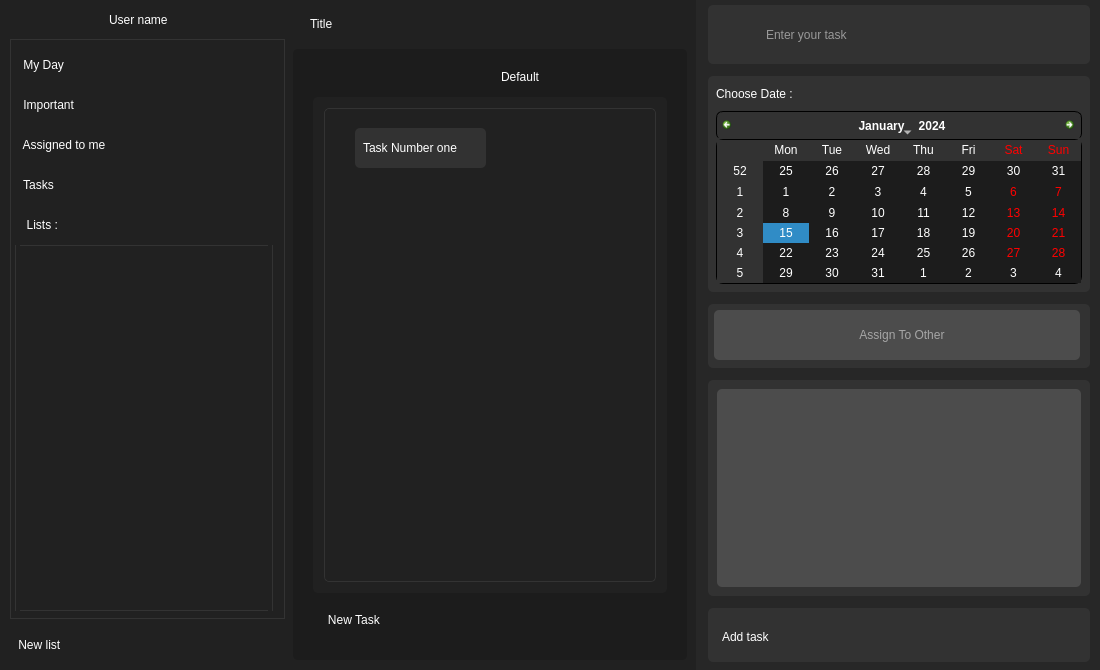
Before: the Qt Designer form ToDo/maintodopanel.ui in Amirrezach1383/uiap-final-project, drawn with Qt 5.
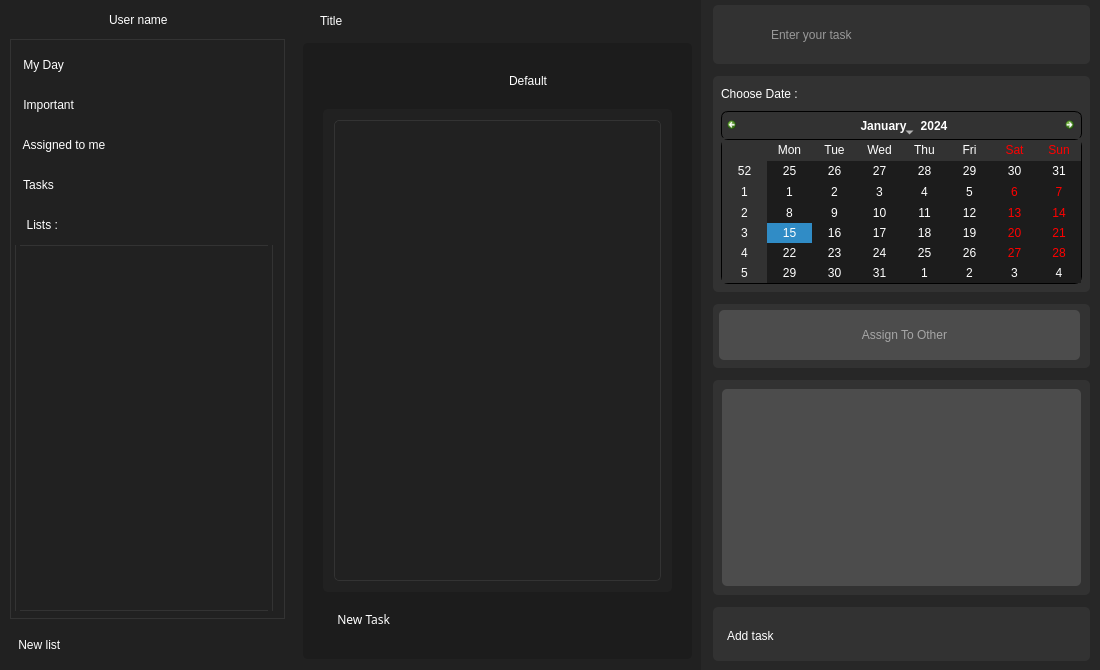
After: the same form once the commit is applied. Icons and pictures are not drawn.

```diff
--- a/ToDo/maintodopanel.ui
+++ b/ToDo/maintodopanel.ui
@@ -18,8 +18,8 @@
   </property>
   <property name="maximumSize">
    <size>
-    <width>1100</width>
-    <height>670</height>
+    <width>1106</width>
+    <height>674</height>
    </size>
   </property>
   <property name="windowTitle">
@@ -438,10 +438,10 @@
    <widget class="QWidget" name="layoutWidget">
     <property name="geometry">
      <rect>
-      <x>290</x>
+      <x>300</x>
       <y>0</y>
-      <width>811</width>
-      <height>671</height>
+      <width>801</width>
+      <height>670</height>
      </rect>
     </property>
     <layout class="QHBoxLayout" name="mainFrameLYT_Main">
@@ -497,19 +497,6 @@
                  </property>
                 </widget>
                </item>
-               <item>
-                <spacer name="titleSpacer">
-                 <property name="orientation">
-                  <enum>Qt::Horizontal</enum>
-                 </property>
-                 <property name="sizeHint" stdset="0">
-                  <size>
-                   <width>308</width>
-                   <height>20</height>
-                  </size>
-                 </property>
-                </spacer>
-               </item>
               </layout>
              </item>
             </layout>
@@ -1176,13 +1163,13 @@
                  <number>2</number>
                 </property>
                 <property name="topMargin">
-                 <number>0</number>
+                 <number>10</number>
                 </property>
                 <property name="rightMargin">
                  <number>15</number>
                 </property>
                 <property name="bottomMargin">
-                 <number>2</number>
+                 <number>10</number>
                 </property>
                 <item>
                  <widget class="QPushButton" name="PDFPB">
@@ -1330,13 +1317,12 @@
                     <widget class="QScrollArea" name="listsScrollA">
                      <property name="styleSheet">
                       <string notr="true">QPushButton {
-	text-align : center;
+	text-align : left;
 	background : transparent; 
 	border-radius : 5 px;
 	font: 9pt &quot;Playwrite DE Grund&quot;;
 	color: rgb(255, 255, 255);
 	height : 40 px;
-	padding-left:0px;
 	border-radius:5px;
 }
 QScrollArea {
@@ -1376,8 +1362,8 @@
                        <rect>
                         <x>0</x>
                         <y>0</y>
-                        <width>334</width>
-                        <height>429</height>
+                        <width>318</width>
+                        <height>411</height>
                        </rect>
                       </property>
                       <layout class="QVBoxLayout" name="verticalLayout_27">
@@ -1392,54 +1378,7 @@
                          <property name="frameShadow">
                           <enum>QFrame::Raised</enum>
                          </property>
-                         <layout class="QVBoxLayout" name="verticalLayout_28">
-                          <item>
-                           <layout class="QHBoxLayout" name="horizontalLayout_2">
-                            <property name="spacing">
-                             <number>0</number>
-                            </property>
-                            <property name="leftMargin">
-                             <number>10</number>
-                            </property>
-                            <property name="topMargin">
-                             <number>1</number>
-                            </property>
-                            <property name="rightMargin">
-                             <number>20</number>
-                            </property>
-                            <property name="bottomMargin">
-                             <number>0</number>
-                            </property>
-                            <item>
-                             <widget class="QLabel" name="label">
-                              <property name="styleSheet">
-                               <string notr="true">	</string>
-                              </property>
-                              <property name="text">
-                               <string>Task Number one</string>
-                              </property>
-                             </widget>
-                            </item>
-                            <item>
-                             <widget class="QPushButton" name="pushButton">
-                              <property name="text">
-                               <string/>
-                              </property>
-                              <property name="icon">
-                               <iconset resource="Resources.qrc">
-                                <normaloff>:/Image/Icons/out_line_circle.png</normaloff>
-                                <normalon>:/Image/Icons/fill_circle.png</normalon>:/Image/Icons/out_line_circle.png</iconset>
-                              </property>
-                              <property name="checkable">
-                               <bool>true</bool>
-                              </property>
-                              <property name="autoExclusive">
-                               <bool>true</bool>
-                              </property>
-                             </widget>
-                            </item>
-                           </layout>
-                          </item>
+                         <layout class="QVBoxLayout" name="verticalLayout_11">
                           <item>
                            <spacer name="listsScrollAreaSpacer">
                             <property name="orientation">
@@ -1465,6 +1404,17 @@
                 </item>
                 <item>
                  <widget class="QPushButton" name="listsNewTaskPB">
+                  <property name="font">
+                   <font>
+                    <family>Playwrite DE Grund</family>
+                    <pointsize>9</pointsize>
+                    <italic>false</italic>
+                    <bold>false</bold>
+                   </font>
+                  </property>
+                  <property name="cursor">
+                   <cursorShape>PointingHandCursor</cursorShape>
+                  </property>
                   <property name="styleSheet">
                    <string notr="true">QPushButton {
 	text-align : left;
```
Left out of the diff: 10 changed lines with no effect on the pictures.
